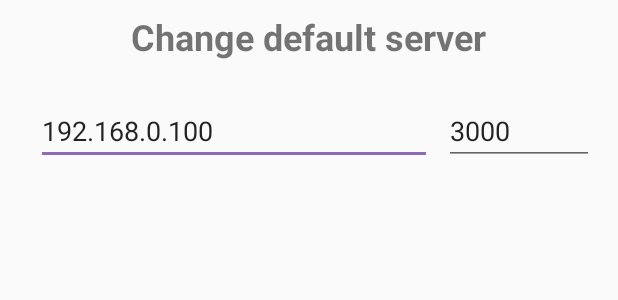
After one commit to m0ksem/Tests, an Android app: the layout change_server.xml on its own in the app's theme, with its tools: preview values and no code run, on a phone screen of 412 x 824 dp. The commit adds this screen. Shown: the top 300 px of the screen. Run offline under Robolectric (Android 15) with nearby library versions, the phone set to English and light mode, and no system bars; network calls fail.

Commit message:
Created menu for server settings change if user cant login.

```diff
--- a/app/src/main/java/com/m0ksem/tests/Server.kt
+++ b/app/src/main/java/com/m0ksem/tests/Server.kt
@@ -1,14 +1,14 @@
 package com.m0ksem.tests
 
-object Server{
-    private const val serverIP =  "192.168.0.102"//"192.168.0.100"
-    private const val serverPort = "3000"
+object Server {
+    var serverIP = "192.168.0.102"//"192.168.0.100"
+    var serverPort = "3000"
+
     var addTestURL = "http://$serverIP:$serverPort/database/tests/add"
     var getAllTestURL = "http://$serverIP:$serverPort/database/tests/getAll"
     var editTestURL = "http://$serverIP:$serverPort/database/tests/edit"
     var deleteTestURL = "http://$serverIP:$serverPort/database/tests/delete"
 
-
     var registerUrl = "http://$serverIP:$serverPort/register"
     var loginUrl = "http://$serverIP:$serverPort/login"
 }
--- a/app/src/main/java/com/m0ksem/tests/login/LoginActivity.kt
+++ b/app/src/main/java/com/m0ksem/tests/login/LoginActivity.kt
@@ -22,10 +22,15 @@ import com.android.volley.toolbox.Volley
 import com.m0ksem.tests.R
 import com.m0ksem.tests.testList.TestsListActivity
 import com.m0ksem.tests.Server as server
+import android.R.attr.prompt
+import android.view.LayoutInflater
+import android.content.DialogInterface
+import android.widget.EditText
+import android.widget.Toast
+import kotlinx.android.synthetic.main.change_server.view.*
 
 
 class LoginActivity : AppCompatActivity() {
-
 
     override fun onCreate(savedInstanceState: Bundle?) {
         super.onCreate(savedInstanceState)
@@ -84,6 +89,35 @@ class LoginActivity : AppCompatActivity() {
             this.finish()
         }
         message.setNeutralButton(resources.getString(R.string.cancel)) { _,_ -> }
+        message.setNegativeButton("Change server") { _, _ ->
+            val li = LayoutInflater.from(this)
+            val promptsView = li.inflate(R.layout.change_server, null)
+            val mDialogBuilder = AlertDialog.Builder(this)
+            mDialogBuilder.setView(promptsView)
+            val userIP = promptsView.findViewById(R.id.userIP) as EditText
+            val userPORT = promptsView.findViewById(R.id.userPORT) as EditText
+
+            mDialogBuilder
+            .setPositiveButton(resources.getString(R.string.ok)
+            ) { _, _ ->
+                server.serverIP = promptsView.userIP.text.toString()
+                server.serverPort = promptsView.userPORT.text.toString()
+                Toast.makeText(this, promptsView.userIP.text.toString(), Toast.LENGTH_SHORT).show()
+                server.addTestURL = "http://${server.serverIP}:${server.serverPort}/database/tests/add"
+                server.getAllTestURL = "http://${server.serverIP}:${server.serverPort}/database/tests/getAll"
+                server.editTestURL = "http://${server.serverIP}:${server.serverPort}/database/tests/edit"
+                server.deleteTestURL = "http://${server.serverIP}:${server.serverPort}/database/tests/delete"
+                server.registerUrl = "http://${server.serverIP}:${server.serverPort}/register"
+                server.loginUrl = "http://${server.serverIP}:${server.serverPort}/login"
+            }
+             .setNegativeButton(resources.getString(R.string.cancel)
+             ) { dialog, _ -> dialog.cancel() }
+             val alertDialog = mDialogBuilder.create()
+
+             alertDialog.show()
+        }
+
+        Toast.makeText(this, server.loginUrl, Toast.LENGTH_SHORT).show()
 
         message.create().show()
     }
--- /dev/null
+++ b/app/src/main/res/layout/change_server.xml
@@ -0,0 +1,61 @@
+<?xml version="1.0" encoding="utf-8"?>
+<android.support.constraint.ConstraintLayout xmlns:android="http://schemas.android.com/apk/res/android"
+    xmlns:app="http://schemas.android.com/apk/res-auto"
+    xmlns:tools="http://schemas.android.com/tools"
+    android:layout_width="match_parent"
+    android:layout_height="wrap_content">
+
+    <TextView
+        android:id="@+id/textView9"
+        android:layout_width="wrap_content"
+        android:layout_height="wrap_content"
+        android:layout_marginEnd="8dp"
+        android:layout_marginStart="8dp"
+        android:layout_marginTop="8dp"
+        android:text="Change default server"
+        android:textSize="24sp"
+        android:textStyle="bold"
+        app:layout_constraintEnd_toEndOf="parent"
+        app:layout_constraintStart_toStartOf="parent"
+        app:layout_constraintTop_toTopOf="parent" />
+
+    <android.support.constraint.ConstraintLayout
+        android:layout_width="0dp"
+        android:layout_height="wrap_content"
+        android:layout_marginEnd="8dp"
+        android:layout_marginStart="8dp"
+        android:layout_marginTop="8dp"
+        app:layout_constraintEnd_toEndOf="parent"
+        app:layout_constraintStart_toStartOf="parent"
+        app:layout_constraintTop_toBottomOf="@+id/textView9">
+
+        <EditText
+            android:id="@+id/userIP"
+            android:layout_width="0dp"
+            android:layout_height="wrap_content"
+            android:layout_marginEnd="8dp"
+            android:layout_marginStart="16dp"
+            android:layout_marginTop="16dp"
+            android:ems="10"
+            android:inputType="textPersonName"
+            android:text="192.168.0.100"
+            app:layout_constraintEnd_toStartOf="@+id/userPORT"
+            app:layout_constraintStart_toStartOf="parent"
+            app:layout_constraintTop_toTopOf="parent" />
+
+        <EditText
+            android:id="@+id/userPORT"
+            android:layout_width="100dp"
+            android:layout_height="wrap_content"
+            android:layout_marginBottom="8dp"
+            android:layout_marginEnd="8dp"
+            android:layout_marginTop="16dp"
+            android:ems="10"
+            android:inputType="textPersonName"
+            android:text="3000"
+            app:layout_constraintBottom_toBottomOf="parent"
+            app:layout_constraintEnd_toEndOf="parent"
+            app:layout_constraintTop_toTopOf="parent" />
+
+    </android.support.constraint.ConstraintLayout>
+</android.support.constraint.ConstraintLayout>
```
